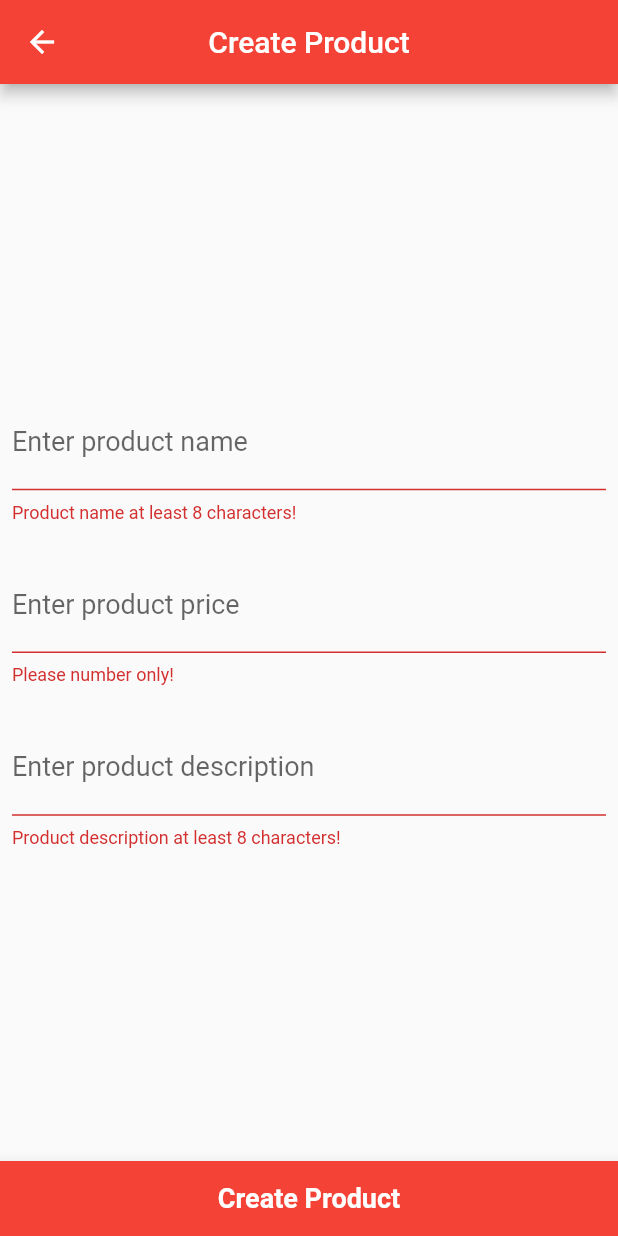
After one commit to yusufrizalh/flutter-lab, a Flutter app: the ProductCreate screen opened directly, after a tap on "Create Product", on a phone screen of 412 x 824 dp. The commit adds this screen. Run offline on Flutter 3.47's test engine with Material 3 defaults, Android fonts, the phone set to English and light mode, and no system bars; our stand-ins replace glassmorphism, shared_preferences, smooth_page_indicator, timeline_tile; missing offline and left inert: confirm_dialog; accounts and stored records are empty; network calls fail.

Commit message:
flutter post product

```diff
--- a/lib/main.dart
+++ b/lib/main.dart
@@ -220,7 +220,6 @@ class _HomePageState extends State<HomePage> {
         ),
       ),
       floatingActionButton: FloatingActionButton(
-        // onPressed: () => debugPrint("Add Something"),
         onPressed: () {
           final mySnackbar = SnackBar(
             content: const Text("Flash message here by snackbar"),
--- /dev/null
+++ b/lib/pages/components/products/product_create.dart
@@ -0,0 +1,157 @@
+// ignore_for_file: must_be_immutable
+
+import 'package:flutter/material.dart';
+import 'package:flutterlab/pages/components/products/product_list.dart';
+// import 'package:flutterlab/pages/components/forms/product_form.dart';
+import 'package:http/http.dart' as http;
+import '../apis/baseurl.dart';
+
+class ProductCreate extends StatefulWidget {
+  final formKey = GlobalKey<FormState>();
+
+  TextEditingController productNameCtrl = TextEditingController();
+  TextEditingController productPriceCtrl = TextEditingController();
+  TextEditingController productDescriptionCtrl = TextEditingController();
+
+  ProductCreate({super.key});
+
+  @override
+  State<ProductCreate> createState() => _ProductCreateState();
+}
+
+class _ProductCreateState extends State<ProductCreate> {
+  Future createProduct() async {
+    final String apiUrl = "${BaseUrl.base_url}/createProduct.php";
+    return await http.post(
+      Uri.parse(apiUrl),
+      body: {
+        "name": widget.productNameCtrl.text,
+        "price": widget.productPriceCtrl.text,
+        "description": widget.productDescriptionCtrl.text,
+      },
+    );
+  }
+
+  String? validateName(String? value) {
+    if (value!.length < 8) return 'Product name at least 8 characters!';
+    return null;
+  }
+
+  String? validateDescription(String? value) {
+    if (value!.length < 8) return 'Product description at least 8 characters!';
+    return null;
+  }
+
+  String? validateNumber(String? value) {
+    Pattern pattern = r'(?<=\s|^)\d+(?=\s|$)';
+    RegExp regExp = RegExp(pattern.toString());
+    if (!regExp.hasMatch(value!)) return 'Please number only!';
+    return null;
+  }
+
+  @override
+  Widget build(BuildContext context) {
+    return Scaffold(
+      appBar: AppBar(
+        title: Text("Create Product"),
+        centerTitle: true,
+      ),
+      body: Center(
+        child: Padding(
+          padding: EdgeInsets.all(8),
+          child: Column(
+            mainAxisAlignment: MainAxisAlignment.center,
+            children: <Widget>[
+              Form(
+                key: widget.formKey,
+                child: Column(
+                  mainAxisAlignment: MainAxisAlignment.center,
+                  children: <Widget>[
+                    TextFormField(
+                      controller: widget.productNameCtrl,
+                      keyboardType: TextInputType.text,
+                      decoration:
+                          InputDecoration(labelText: "Enter product name"),
+                      validator: validateName,
+                      style: TextStyle(
+                        fontSize: 18.0,
+                        color: Colors.black87,
+                      ),
+                    ),
+                    Padding(padding: EdgeInsets.all(12.0)),
+                    TextFormField(
+                      controller: widget.productPriceCtrl,
+                      keyboardType: TextInputType.number,
+                      decoration:
+                          InputDecoration(labelText: "Enter product price"),
+                      validator: validateNumber,
+                      style: TextStyle(
+                        fontSize: 18.0,
+                        color: Colors.black87,
+                      ),
+                    ),
+                    Padding(padding: EdgeInsets.all(12.0)),
+                    TextFormField(
+                      controller: widget.productDescriptionCtrl,
+                      keyboardType: TextInputType.text,
+                      decoration: InputDecoration(
+                          labelText: "Enter product description"),
+                      validator: validateDescription,
+                      style: TextStyle(
+                        fontSize: 18.0,
+                        color: Colors.black87,
+                      ),
+                    ),
+                  ],
+                ),
+              ),
+            ],
+          ),
+        ),
+      ),
+      bottomNavigationBar: BottomAppBar(
+        child: GestureDetector(
+          child: Container(
+            height: 50,
+            width: MediaQuery.of(context).size.width / 2,
+            alignment: Alignment.center,
+            color: Colors.red,
+            child: Text(
+              "Create Product",
+              style: TextStyle(
+                fontSize: 18,
+                color: Colors.white,
+                fontWeight: FontWeight.bold,
+              ),
+            ),
+          ),
+          onTap: () {
+            // create product
+            if (widget.formKey.currentState!.validate()) {
+              createProduct();
+              final mySnackbar = SnackBar(
+                content: const Text("Success to create product"),
+                backgroundColor: Colors.red,
+                elevation: 0,
+                margin: const EdgeInsets.all(12),
+                behavior: SnackBarBehavior.floating,
+                showCloseIcon: true,
+                closeIconColor: Colors.white,
+                dismissDirection: DismissDirection.up,
+                shape: RoundedRectangleBorder(
+                    borderRadius: BorderRadius.circular(12)),
+                duration: const Duration(seconds: 3),
+              );
+              ScaffoldMessenger.of(context).showSnackBar(mySnackbar);
+              Navigator.of(context).pushReplacement(
+                MaterialPageRoute(
+                  builder: (context) => ProductList(title: "Product List"),
+                ),
+              );
+            }
+          },
+        ),
+      ),
+    );
+  }
+}
--- a/pubspec.yaml
+++ b/pubspec.yaml
@@ -45,6 +45,8 @@ dependencies:
 
   shared_preferences: ^2.2.2
   flutter_swipe_action_cell: ^3.1.3
+  glassmorphism: ^3.0.0
+  confirm_dialog: ^1.0.3
 
 
 dev_dependencies:
```
Also changed, not shown: lib/pages/components/forms/product_form.dart (added, +84 -0 lines), lib/pages/components/products/product_detail.dart (added, +141 -0 lines), lib/pages/components/products/product_list.dart (+56 -8 lines), lib/pages/components/apis/models/product_model.dart (line endings or trailing spaces), pubspec.lock.
